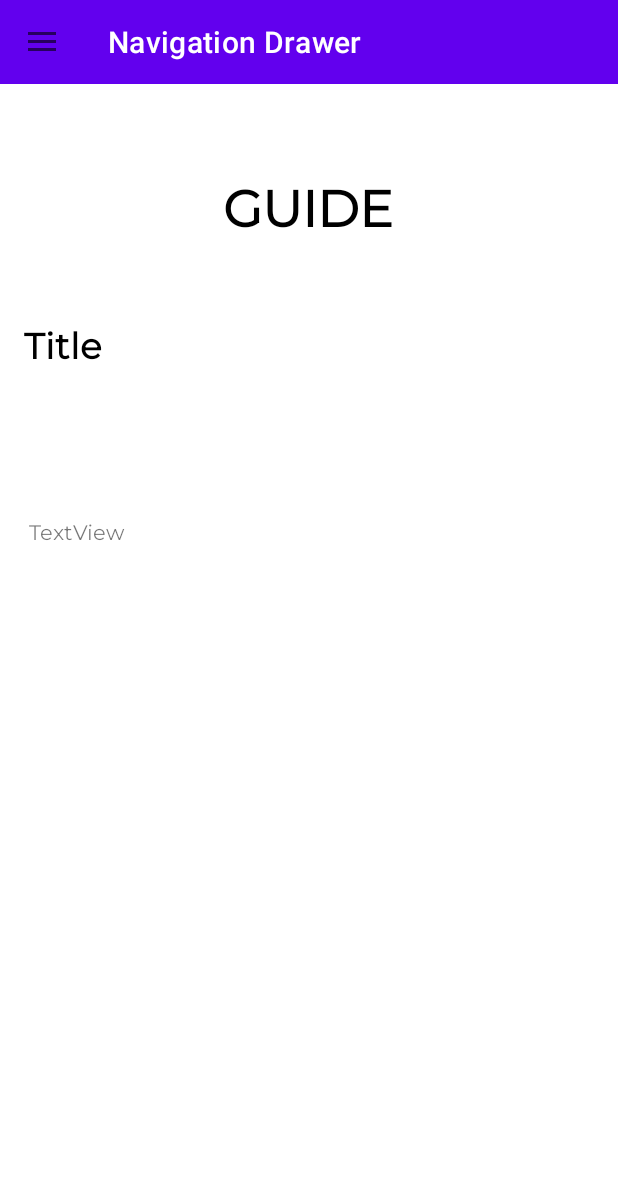
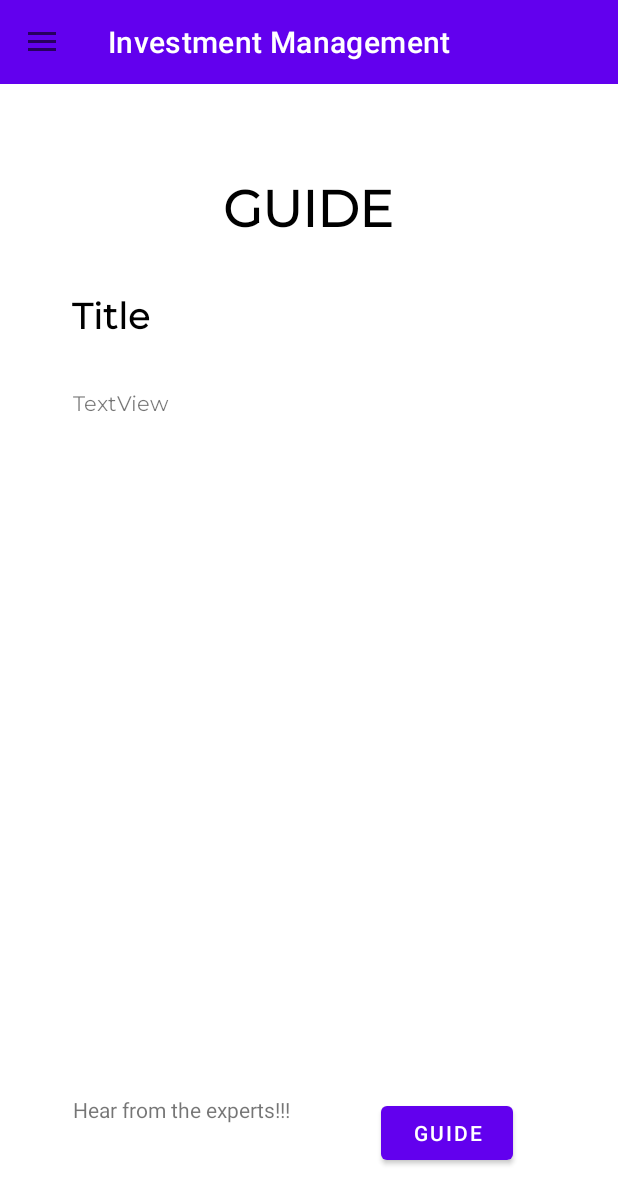
Before and after one commit to Yuhao-1999/Investment-Management, an Android app: the fragment GuideFragment placed in its activity, in the side drawer, after a tap on "Guide", on a phone screen of 412 x 824 dp. Shown: the top 1204 px of the screen. Run offline under Robolectric (Android 15) with nearby library versions, the phone set to English and light mode, and no system bars.

Commit message:
added some features in guide-fragment and change the background image.

```diff
--- a/app/build.gradle
+++ b/app/build.gradle
@@ -43,7 +43,7 @@ dependencies {
     androidTestImplementation 'androidx.test.ext:junit:1.1.3'
     androidTestImplementation 'androidx.test.espresso:espresso-core:3.4.0'
     implementation 'androidx.recyclerview:recyclerview:1.0.0'
-
+    implementation 'com.pierfrancescosoffritti.androidyoutubeplayer:core:10.0.5'
 
     //to add navigation drawer
     implementation 'com.google.android.material:material:1.0.0'
--- a/app/src/main/java/com/example/investmentmanagement/GuideFragment.java
+++ b/app/src/main/java/com/example/investmentmanagement/Views/fragments/GuideFragment.java
@@ -1,5 +1,7 @@
-package com.example.investmentmanagement;
+package com.example.investmentmanagement.Views.fragments;
 
+import android.content.Intent;
+import android.net.Uri;
 import android.os.Bundle;
 
 import androidx.fragment.app.Fragment;
@@ -7,7 +9,10 @@ import androidx.fragment.app.Fragment;
 import android.view.LayoutInflater;
 import android.view.View;
 import android.view.ViewGroup;
+import android.widget.Button;
 import android.widget.TextView;
+
+import com.example.investmentmanagement.R;
 
 /**
  * A simple {@link Fragment} subclass.
@@ -24,7 +29,8 @@ public class GuideFragment extends Fragment {
     // TODO: Rename and change types of parameters
     private String mParam1;
     private String mParam2;
-    private TextView t;
+    private TextView t1,t2,t3;
+    private Button button;
 
     public GuideFragment() {
         // Required empty public constructor
@@ -55,6 +61,9 @@ public class GuideFragment extends Fragment {
             mParam1 = getArguments().getString(ARG_PARAM1);
             mParam2 = getArguments().getString(ARG_PARAM2);
 
+
+
+
         }
     }
 
@@ -63,6 +72,26 @@ public class GuideFragment extends Fragment {
                              Bundle savedInstanceState) {
         // Inflate the layout for this fragment
         View view = inflater.inflate(R.layout.fragment_guide, container, false);
+
+        t3=view.findViewById(R.id.link);
+        button=view.findViewById(R.id.guideButton);
+        t3.setOnClickListener(new View.OnClickListener() {
+            @Override
+            public void onClick(View v) {
+                goToUrl("https://www.youtube.com/watch?v=t0iZi5WnoE0");
+            }
+        });
+        button.setOnClickListener(new View.OnClickListener() {
+            @Override
+            public void onClick(View v) {
+                goToUrl("https://www.youtube.com/watch?v=t0iZi5WnoE0");
+            }
+        });
         return view;
     }
+
+    private void goToUrl(String s) {
+        Uri uri=Uri.parse(s);
+        startActivity(new Intent(Intent.ACTION_VIEW,uri));
+    }
 }
--- a/app/src/main/java/com/example/investmentmanagement/InvestmentFragment.java
+++ b/app/src/main/java/com/example/investmentmanagement/Views/fragments/InvestmentFragment.java
@@ -1,4 +1,4 @@
-package com.example.investmentmanagement;
+package com.example.investmentmanagement.Views.fragments;
 
 import android.os.Bundle;
 
@@ -11,6 +11,7 @@ import android.view.View;
 import android.view.ViewGroup;
 
 import com.example.investmentmanagement.Models.Investment;
+import com.example.investmentmanagement.R;
 import com.example.investmentmanagement.Views.InvestmentAdapter;
 
 import java.util.ArrayList;
@@ -18,11 +19,11 @@ import java.util.List;
 
 /**
  * A simple {@link Fragment} subclass.
- * Use the {@link InvestmentFragment#newInstance} factory method to
+ * Use the {@link InvestmentFragment #newInstance} factory method to
  * create an instance of this fragment.
  */
 public class InvestmentFragment extends Fragment {
-    RecyclerView rv;
+
     // TODO: Rename parameter arguments, choose names that match
     // the fragment initialization parameters, e.g. ARG_ITEM_NUMBER
     private static final String ARG_PARAM1 = "param1";
@@ -30,8 +31,10 @@ public class InvestmentFragment extends Fragment {
 
     // TODO: Rename and change types of parameters
     private String mParam1;
+    private String mParam2;
 
-    private String mParam2;
+    private RecyclerView rv;
+    private List<Investment> investmentList;
 
     public InvestmentFragment() {
         // Required empty public constructor
@@ -43,7 +46,7 @@ public class InvestmentFragment extends Fragment {
      *
      * @param param1 Parameter 1.
      * @param param2 Parameter 2.
-     * @return A new instance of fragment InvestmentFragment.
+     * @return A new instance of fragment GuideFragment.
      */
     // TODO: Rename and change types and number of parameters
     public static InvestmentFragment newInstance(String param1, String param2) {
@@ -55,26 +58,11 @@ public class InvestmentFragment extends Fragment {
         return fragment;
     }
 
+
     @Override
     public void onCreate(Bundle savedInstanceState) {
         super.onCreate(savedInstanceState);
-        if (getArguments() != null) {
-            mParam1 = getArguments().getString(ARG_PARAM1);
-            mParam2 = getArguments().getString(ARG_PARAM2);
-        }
-    }
-
-    @Override
-    public View onCreateView(LayoutInflater inflater, ViewGroup container,
-                             Bundle savedInstanceState) {
-        // Inflate the layout for this fragment
-
-        View view=inflater.inflate(R.layout.fragment_investment, container, false);
-
-        rv = view.findViewById(R.id.rv);
-        rv.setLayoutManager(new LinearLayoutManager(view.getContext()));
-        rv.hasFixedSize();
-        List<Investment> investmentList = new ArrayList<>();
+       investmentList = new ArrayList<>();
         investmentList.add(new Investment("GIMME MONEY",
                 "Lorem Ipsum Lorem Ipsum Lorem Ipsum\n"+"Lorem Ipsum Lorem Ipsum Lorem Ipsum\n"+"Lorem Ipsum Lorem Ipsum Lorem Ipsum",
                 5000,
@@ -100,6 +88,18 @@ public class InvestmentFragment extends Fragment {
                 "Technology",
                 "DEF"));
 
+    }
+
+    @Override
+    public View onCreateView(LayoutInflater inflater, ViewGroup container,
+                             Bundle savedInstanceState) {
+
+        View view=inflater.inflate(R.layout.fragment_investment, container, false);
+
+        rv = view.findViewById(R.id.rv);
+        rv.setLayoutManager(new LinearLayoutManager(view.getContext()));
+        rv.hasFixedSize();
+
         InvestmentAdapter adapter = new InvestmentAdapter(investmentList);
         rv.setAdapter(adapter);
         return view;
--- a/app/src/main/res/layout/fragment_guide.xml
+++ b/app/src/main/res/layout/fragment_guide.xml
@@ -6,7 +6,7 @@
     android:layout_height="match_parent">
 
     <TextView
-        android:id="@+id/textView5"
+        android:id="@+id/guideTextview"
         android:layout_width="wrap_content"
         android:layout_height="wrap_content"
         android:layout_marginBottom="126dp"
@@ -24,7 +24,7 @@
         app:layout_constraintVertical_bias="0.104" />
 
     <TextView
-        android:id="@+id/textView6"
+        android:id="@+id/title"
         android:layout_width="78dp"
         android:layout_height="40dp"
         android:fontFamily="@font/montserrat"
@@ -34,21 +34,48 @@
         android:textStyle="bold"
         app:layout_constraintBottom_toBottomOf="parent"
         app:layout_constraintEnd_toEndOf="parent"
-        app:layout_constraintHorizontal_bias="0.048"
+        app:layout_constraintHorizontal_bias="0.144"
         app:layout_constraintStart_toStartOf="parent"
         app:layout_constraintTop_toTopOf="parent"
-        app:layout_constraintVertical_bias="0.219" />
+        app:layout_constraintVertical_bias="0.191" />
 
     <TextView
         android:id="@+id/textView7"
-        android:layout_width="372dp"
-        android:layout_height="478dp"
+        android:layout_width="300dp"
+        android:layout_height="400dp"
         android:fontFamily="@font/montserrat"
         android:text="@string/textview"
         app:layout_constraintBottom_toBottomOf="parent"
         app:layout_constraintEnd_toEndOf="parent"
-        app:layout_constraintHorizontal_bias="0.487"
+        app:layout_constraintHorizontal_bias="0.432"
         app:layout_constraintStart_toStartOf="parent"
         app:layout_constraintTop_toTopOf="parent"
-        app:layout_constraintVertical_bias="1.0" />
+        app:layout_constraintVertical_bias="0.555" />
+
+    <TextView
+        android:id="@+id/link"
+        android:layout_width="wrap_content"
+        android:layout_height="wrap_content"
+        android:text="@string/hear_from_the_experts"
+        app:layout_constraintBottom_toBottomOf="parent"
+        app:layout_constraintEnd_toEndOf="parent"
+        app:layout_constraintHorizontal_bias="0.183"
+        app:layout_constraintStart_toStartOf="parent"
+        app:layout_constraintTop_toTopOf="parent"
+        app:layout_constraintVertical_bias="0.9"
+        android:onClick="goToUrl"/>
+
+    <Button
+        android:id="@+id/guideButton"
+        android:layout_width="wrap_content"
+        android:layout_height="wrap_content"
+        app:layout_constraintBottom_toBottomOf="parent"
+        app:layout_constraintEnd_toEndOf="parent"
+        app:layout_constraintHorizontal_bias="0.783"
+        android:text="@string/guide"
+        app:layout_constraintStart_toStartOf="parent"
+        app:layout_constraintTop_toTopOf="parent"
+        app:layout_constraintVertical_bias="0.938"
+        android:onClick="goToUrl"/>
+
 </androidx.constraintlayout.widget.ConstraintLayout>
--- a/app/src/main/res/layout/fragment_transactions.xml
+++ b/app/src/main/res/layout/fragment_transactions.xml
@@ -3,7 +3,7 @@
     xmlns:tools="http://schemas.android.com/tools"
     android:layout_width="match_parent"
     android:layout_height="match_parent"
-    tools:context=".TransactionsFragment">
+    tools:context=".Views.fragments.TransactionsFragment">
 
     <!-- TODO: Update blank fragment layout -->
     <TextView
--- a/app/src/main/res/layout/navigation_drawer.xml
+++ b/app/src/main/res/layout/navigation_drawer.xml
@@ -17,7 +17,7 @@
         android:layout_width="match_parent"
         android:layout_height="?attr/actionBarSize"
         android:id="@+id/toolbar"
-        app:title="Navigation Drawer"
+        app:title="@string/appbar"
         android:background="@color/purple_500"
         app:titleTextColor="@color/white">
     </androidx.appcompat.widget.Toolbar>
--- a/app/src/main/res/layout/sign_up.xml
+++ b/app/src/main/res/layout/sign_up.xml
@@ -3,7 +3,7 @@
     xmlns:app="http://schemas.android.com/apk/res-auto"
     xmlns:tools="http://schemas.android.com/tools"
     android:layout_width="match_parent"
-    android:background="@drawable/bg"
+    android:background="@drawable/new_bg"
     android:layout_height="match_parent"
     >
 
--- a/app/src/main/res/values/strings.xml
+++ b/app/src/main/res/values/strings.xml
@@ -22,5 +22,7 @@
     <string name="close">Close</string>
     <!-- TODO: Remove or change this placeholder text -->
     <string name="hello_blank_fragment">Hello blank fragment</string>
+    <string name="hear_from_the_experts">Hear from the experts!!!</string>
+    <string name="appbar">Investment Management</string>
 
 </resources>
```
Also changed, not shown: app/src/main/java/com/example/investmentmanagement/Views/MainPage.java (+4 -3 lines), app/src/main/java/com/example/investmentmanagement/Views/fragments/SettingsFragment.java (renamed from app/src/main/java/com/example/investmentmanagement/TransactionsFragment.java, +10 -8 lines), app/src/main/java/com/example/investmentmanagement/Views/fragments/TransactionsFragment.java (renamed from app/src/main/java/com/example/investmentmanagement/SettingsFragment.java, +10 -8 lines), app/src/main/res/layout/fragment_investment.xml (+3 -6 lines), app/src/main/res/layout/login.xml (+9 -8 lines).
